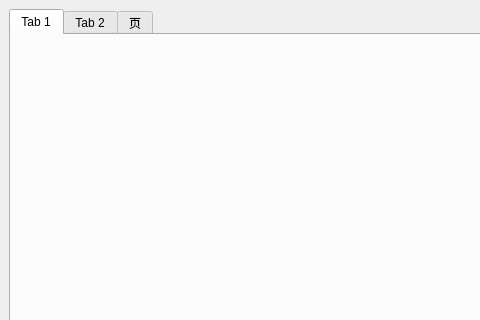
Above: admininterface.ui from LGH2713/Library_management_system before the change; both pictures show x 0 to 480 and y 0 to 320 of the 800 by 600 pixel window. Below: the same form after it.
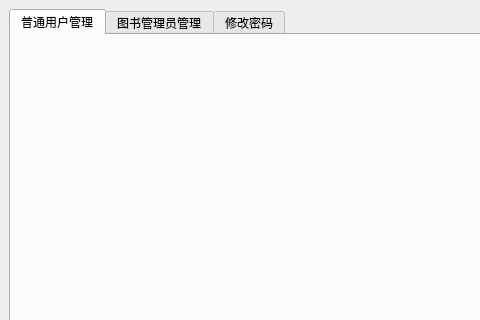
That is the form after the change. The open tabs and pages were chosen to show the change.

Commit message: feat: 完成图书管理员界面构建

The edit to the form file:
```diff
--- a/admininterface.ui
+++ b/admininterface.ui
@@ -22,17 +22,17 @@
       </property>
       <widget class="QWidget" name="tab">
        <attribute name="title">
-        <string>Tab 1</string>
+        <string>普通用户管理</string>
        </attribute>
       </widget>
       <widget class="QWidget" name="tab_2">
        <attribute name="title">
-        <string>Tab 2</string>
+        <string>图书管理员管理</string>
        </attribute>
       </widget>
       <widget class="QWidget" name="tab_3">
        <attribute name="title">
-        <string>页</string>
+        <string>修改密码</string>
        </attribute>
       </widget>
      </widget>
```
Left out of the diff: 2 changed lines with no effect on the pictures. The commit also changes 5 other files.
